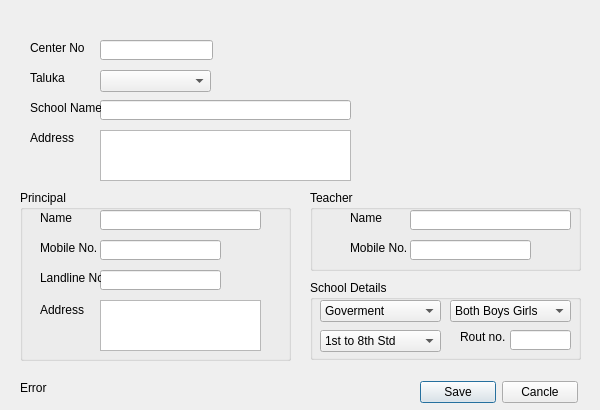
This is QuickManager/schooldialog.ui in Vijay13/QuickManager as Qt 5 draws it before an edit. The edited form follows.
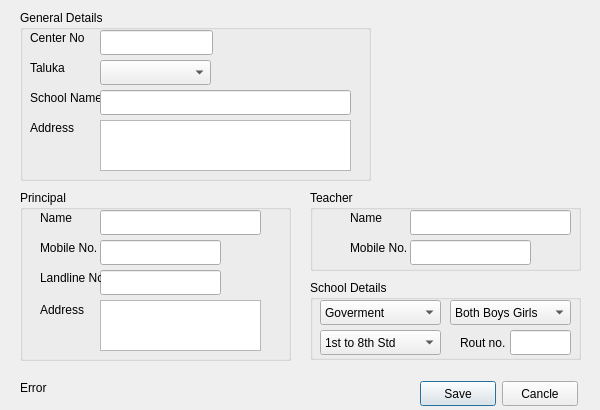
This is the edited form.

What changed in the file:
```diff
--- a/QuickManager/schooldialog.ui
+++ b/QuickManager/schooldialog.ui
@@ -13,39 +13,6 @@
   <property name="windowTitle">
    <string>Dialog</string>
   </property>
-  <widget class="QLineEdit" name="lineEditCenterNo">
-   <property name="geometry">
-    <rect>
-     <x>100</x>
-     <y>40</y>
-     <width>113</width>
-     <height>20</height>
-    </rect>
-   </property>
-  </widget>
-  <widget class="QLineEdit" name="lineEditSchoolName">
-   <property name="geometry">
-    <rect>
-     <x>100</x>
-     <y>100</y>
-     <width>251</width>
-     <height>20</height>
-    </rect>
-   </property>
-  </widget>
-  <widget class="QTextEdit" name="textEditSchoolAddress">
-   <property name="geometry">
-    <rect>
-     <x>100</x>
-     <y>130</y>
-     <width>251</width>
-     <height>51</height>
-    </rect>
-   </property>
-   <property name="tabChangesFocus">
-    <bool>true</bool>
-   </property>
-  </widget>
   <widget class="QGroupBox" name="groupBox">
    <property name="geometry">
     <rect>
@@ -64,9 +31,15 @@
       <x>80</x>
       <y>20</y>
       <width>161</width>
-      <height>20</height>
+      <height>25</height>
      </rect>
     </property>
+    <property name="minimumSize">
+     <size>
+      <width>0</width>
+      <height>25</height>
+     </size>
+    </property>
    </widget>
    <widget class="QLineEdit" name="lineEditPrincipalMobNo">
     <property name="geometry">
@@ -74,9 +47,15 @@
       <x>80</x>
       <y>50</y>
       <width>121</width>
-      <height>20</height>
+      <height>25</height>
      </rect>
     </property>
+    <property name="minimumSize">
+     <size>
+      <width>0</width>
+      <height>25</height>
+     </size>
+    </property>
    </widget>
    <widget class="QLineEdit" name="lineEditPrincipalLandNo">
     <property name="geometry">
@@ -84,9 +63,15 @@
       <x>80</x>
       <y>80</y>
       <width>121</width>
-      <height>20</height>
+      <height>25</height>
      </rect>
     </property>
+    <property name="minimumSize">
+     <size>
+      <width>0</width>
+      <height>25</height>
+     </size>
+    </property>
    </widget>
    <widget class="QTextEdit" name="textEditPrincipalAddress">
     <property name="geometry">
@@ -159,9 +144,15 @@
       <x>100</x>
       <y>50</y>
       <width>121</width>
-      <height>20</height>
+      <height>25</height>
      </rect>
     </property>
+    <property name="minimumSize">
+     <size>
+      <width>0</width>
+      <height>25</height>
+     </size>
+    </property>
    </widget>
    <widget class="QLineEdit" name="lineEditTeacherName">
     <property name="geometry">
@@ -169,9 +160,15 @@
       <x>100</x>
       <y>20</y>
       <width>161</width>
-      <height>20</height>
+      <height>25</height>
      </rect>
     </property>
+    <property name="minimumSize">
+     <size>
+      <width>0</width>
+      <height>25</height>
+     </size>
+    </property>
    </widget>
    <widget class="QLabel" name="label_10">
     <property name="geometry">
@@ -218,9 +215,15 @@
       <x>10</x>
       <y>20</y>
       <width>121</width>
-      <height>22</height>
+      <height>25</height>
      </rect>
     </property>
+    <property name="minimumSize">
+     <size>
+      <width>0</width>
+      <height>25</height>
+     </size>
+    </property>
     <item>
      <property name="text">
       <string>Goverment</string>
@@ -243,9 +246,15 @@
       <x>10</x>
       <y>50</y>
       <width>121</width>
-      <height>22</height>
+      <height>25</height>
      </rect>
     </property>
+    <property name="minimumSize">
+     <size>
+      <width>0</width>
+      <height>25</height>
+     </size>
+    </property>
     <item>
      <property name="text">
       <string>1st to 8th Std</string>
@@ -268,9 +277,15 @@
       <x>140</x>
       <y>20</y>
       <width>121</width>
-      <height>22</height>
+      <height>25</height>
      </rect>
     </property>
+    <property name="minimumSize">
+     <size>
+      <width>0</width>
+      <height>25</height>
+     </size>
+    </property>
     <item>
      <property name="text">
       <string>Both Boys Girls</string>
@@ -293,9 +308,15 @@
       <x>200</x>
       <y>50</y>
       <width>61</width>
-      <height>20</height>
+      <height>25</height>
      </rect>
     </property>
+    <property name="minimumSize">
+     <size>
+      <width>0</width>
+      <height>25</height>
+     </size>
+    </property>
    </widget>
    <widget class="QLabel" name="labelRoutNo">
     <property name="geometry">
@@ -303,76 +324,20 @@
       <x>150</x>
       <y>50</y>
       <width>46</width>
-      <height>13</height>
+      <height>25</height>
      </rect>
     </property>
+    <property name="minimumSize">
+     <size>
+      <width>0</width>
+      <height>25</height>
+     </size>
+    </property>
     <property name="text">
      <string>Rout no.</string>
     </property>
    </widget>
   </widget>
-  <widget class="QLabel" name="label">
-   <property name="geometry">
-    <rect>
-     <x>30</x>
-     <y>40</y>
-     <width>71</width>
-     <height>16</height>
-    </rect>
-   </property>
-   <property name="text">
-    <string>Center No</string>
-   </property>
-  </widget>
-  <widget class="QLabel" name="label_2">
-   <property name="geometry">
-    <rect>
-     <x>30</x>
-     <y>70</y>
-     <width>71</width>
-     <height>16</height>
-    </rect>
-   </property>
-   <property name="text">
-    <string>Taluka</string>
-   </property>
-  </widget>
-  <widget class="QComboBox" name="comboBoxTaluka">
-   <property name="geometry">
-    <rect>
-     <x>100</x>
-     <y>70</y>
-     <width>111</width>
-     <height>22</height>
-    </rect>
-   </property>
-  </widget>
-  <widget class="QLabel" name="label_3">
-   <property name="geometry">
-    <rect>
-     <x>30</x>
-     <y>100</y>
-     <width>71</width>
-     <height>16</height>
-    </rect>
-   </property>
-   <property name="text">
-    <string>School Name</string>
-   </property>
-  </widget>
-  <widget class="QLabel" name="label_4">
-   <property name="geometry">
-    <rect>
-     <x>30</x>
-     <y>130</y>
-     <width>71</width>
-     <height>16</height>
-    </rect>
-   </property>
-   <property name="text">
-    <string>Address</string>
-   </property>
-  </widget>
   <widget class="QLabel" name="label_8">
    <property name="geometry">
     <rect>
@@ -392,12 +357,18 @@
      <x>420</x>
      <y>380</y>
      <width>158</width>
-     <height>25</height>
+     <height>27</height>
     </rect>
    </property>
    <layout class="QHBoxLayout" name="horizontalLayout">
     <item>
      <widget class="QPushButton" name="pushButtonSave">
+      <property name="minimumSize">
+       <size>
+        <width>0</width>
+        <height>25</height>
+       </size>
+      </property>
       <property name="text">
        <string>Save</string>
       </property>
@@ -405,6 +376,12 @@
     </item>
     <item>
      <widget class="QPushButton" name="pushButtonCancle">
+      <property name="minimumSize">
+       <size>
+        <width>0</width>
+        <height>25</height>
+       </size>
+      </property>
       <property name="text">
        <string>Cancle</string>
       </property>
@@ -425,6 +402,132 @@
     <string>Error</string>
    </property>
   </widget>
+  <widget class="QGroupBox" name="groupBoxGeneralDetails">
+   <property name="geometry">
+    <rect>
+     <x>20</x>
+     <y>10</y>
+     <width>351</width>
+     <height>171</height>
+    </rect>
+   </property>
+   <property name="title">
+    <string>General Details</string>
+   </property>
+   <widget class="QLabel" name="label">
+    <property name="geometry">
+     <rect>
+      <x>10</x>
+      <y>20</y>
+      <width>71</width>
+      <height>16</height>
+     </rect>
+    </property>
+    <property name="text">
+     <string>Center No</string>
+    </property>
+   </widget>
+   <widget class="QLabel" name="label_2">
+    <property name="geometry">
+     <rect>
+      <x>10</x>
+      <y>50</y>
+      <width>71</width>
+      <height>16</height>
+     </rect>
+    </property>
+    <property name="text">
+     <string>Taluka</string>
+    </property>
+   </widget>
+   <widget class="QLineEdit" name="lineEditCenterNo">
+    <property name="geometry">
+     <rect>
+      <x>80</x>
+      <y>20</y>
+      <width>113</width>
+      <height>25</height>
+     </rect>
+    </property>
+    <property name="minimumSize">
+     <size>
+      <width>0</width>
+      <height>25</height>
+     </size>
+    </property>
+   </widget>
+   <widget class="QLabel" name="label_4">
+    <property name="geometry">
+     <rect>
+      <x>10</x>
+      <y>110</y>
+      <width>71</width>
+      <height>16</height>
+     </rect>
+    </property>
+    <property name="text">
+     <string>Address</string>
+    </property>
+   </widget>
+   <widget class="QLabel" name="label_3">
+    <property name="geometry">
+     <rect>
+      <x>10</x>
+      <y>80</y>
+      <width>71</width>
+      <height>16</height>
+     </rect>
+    </property>
+    <property name="text">
+     <string>School Name</string>
+    </property>
+   </widget>
+   <widget class="QLineEdit" name="lineEditSchoolName">
+    <property name="geometry">
+     <rect>
+      <x>80</x>
+      <y>80</y>
+      <width>251</width>
+      <height>25</height>
+     </rect>
+    </property>
+    <property name="minimumSize">
+     <size>
+      <width>0</width>
+      <height>25</height>
+     </size>
+    </property>
+   </widget>
+   <widget class="QComboBox" name="comboBoxTaluka">
+    <property name="geometry">
+     <rect>
+      <x>80</x>
+      <y>50</y>
+      <width>111</width>
+      <height>25</height>
+     </rect>
+    </property>
+    <property name="minimumSize">
+     <size>
+      <width>0</width>
+      <height>25</height>
+     </size>
+    </property>
+   </widget>
+   <widget class="QTextEdit" name="textEditSchoolAddress">
+    <property name="geometry">
+     <rect>
+      <x>80</x>
+      <y>110</y>
+      <width>251</width>
+      <height>51</height>
+     </rect>
+    </property>
+    <property name="tabChangesFocus">
+     <bool>true</bool>
+    </property>
+   </widget>
+  </widget>
  </widget>
  <tabstops>
   <tabstop>lineEditCenterNo</tabstop>
```
